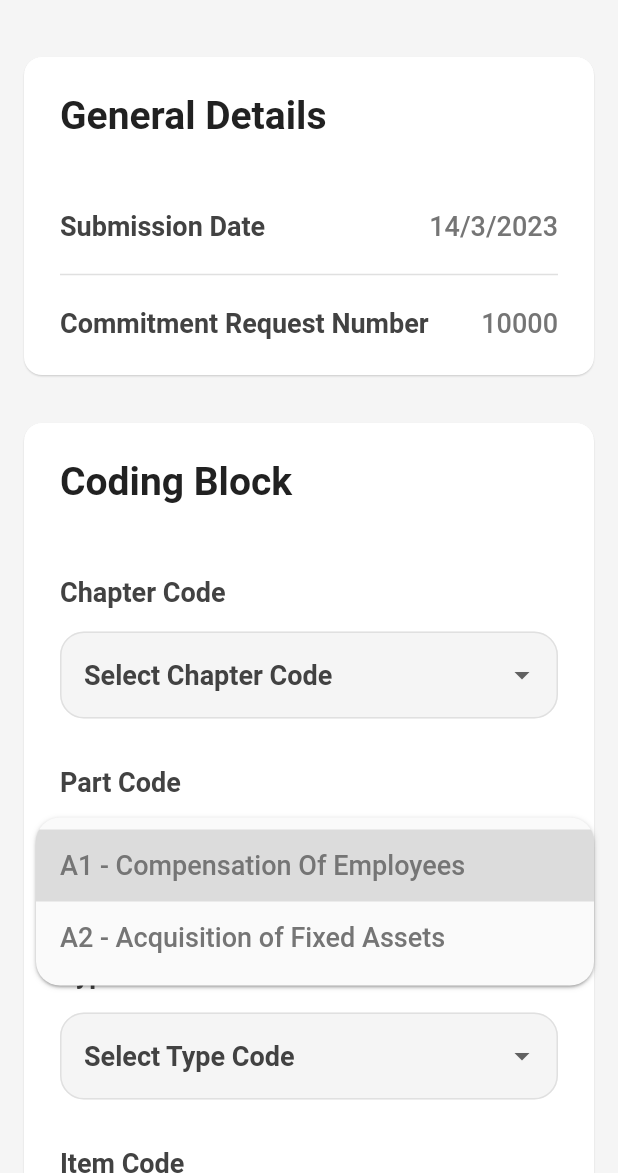
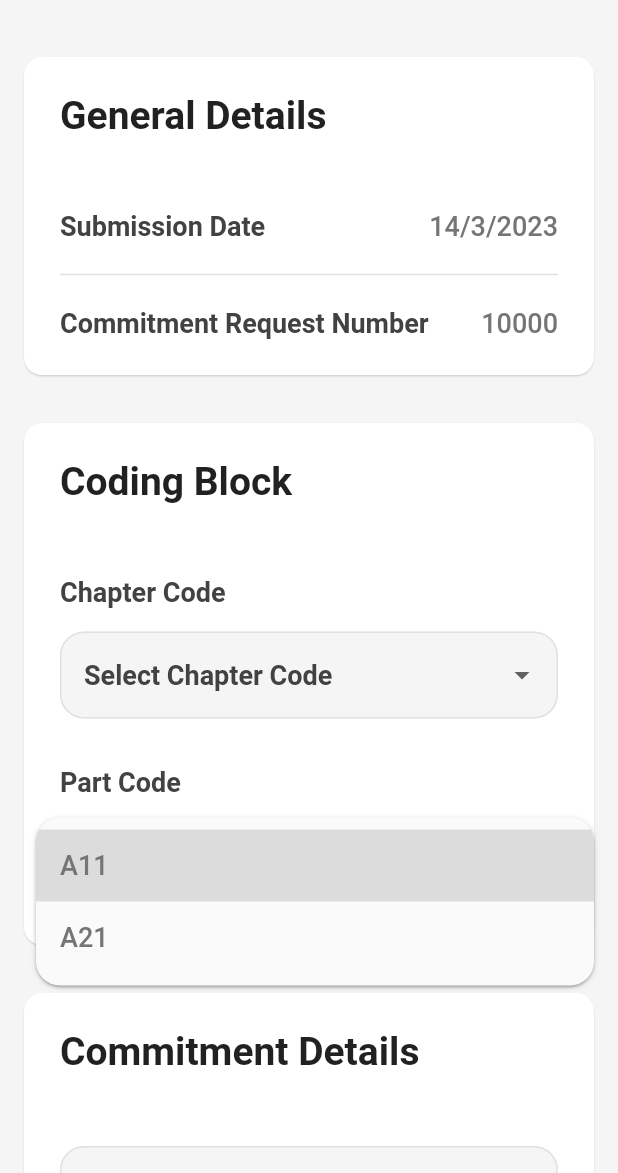
Before and after one commit to vigneshksaithal/viyukta, a Flutter app: the CommitmentForm screen opened directly, after a tap on "Select Part Code", on a phone screen of 412 x 824 dp, the part 63-1236 px from its top. Run offline on Flutter 3.47's test engine with Material 2 defaults, Android fonts, the phone set to English and light mode, and no system bars; our stand-ins replace csv, file_picker, flutter_riverpod, hive_flutter, page_transition; missing offline and left inert: encrypt; accounts and stored records are empty.

Commit message:
Reduced SMS

```diff
--- a/lib/pages/commitment_form/widgets/coding_block_card.dart
+++ b/lib/pages/commitment_form/widgets/coding_block_card.dart
@@ -8,28 +8,29 @@ class CodingBlockCard extends ConsumerWidget {
   const CodingBlockCard({super.key});
 
   static const chapterCodes = [
-    'A1 - Compensation Of Employees',
-    'A2 - Acquisition of Fixed Assets',
+    'A1',
+    'A2',
   ];
 
   static const partCodes = [
-    'A11 - Salaries In Cash',
-    'A21 - Acquisition of Tangible Fixed Assets',
+    'A11',
+    'A21',
   ];
 
-  static const typeCodes = [
-    'A111 - Salaries in Cash for Teachers',
-    'A211 - Acquisition of ICT Equipment and Software',
-  ];
+  // static const typeCodes = [
+  //   'A111 - Salaries in Cash for Teachers',
+  //   'A211 - Acquisition of ICT Equipment and Software',
+  // ];
 
-  static const itemCodes = [
-    'A1111 - Teachers Basic Salary',
-    'A2111 - Acquisition of Laptops',
-  ];
+  // static const itemCodes = [
+  //   'A1111 - Teachers Basic Salary',
+  //   'A2111 - Acquisition of Laptops',
+  // ];
 
   @override
   Widget build(BuildContext context, WidgetRef ref) {
     String? chapterCode = ref.watch(commitmentProvider).chapterCode;
+    String? partCode = ref.watch(commitmentProvider).partCode;
 
     return Card(
       child: Padding(
@@ -54,22 +55,22 @@ class CodingBlockCard extends ConsumerWidget {
               style: textTheme().labelMedium,
             ),
             const SizedBox(height: 16.0),
-            partCodeDropdownField(chapterCode, ref),
+            partCodeDropdownField(partCode, ref),
             // const Divider(),
-            const SizedBox(height: 32.0),
-            Text(
-              'Type Code',
-              style: textTheme().labelMedium,
-            ),
-            const SizedBox(height: 16.0),
-            typeCodeDropdownField(chapterCode, ref),
-            const SizedBox(height: 32.0),
-            Text(
-              'Item Code',
-              style: textTheme().labelMedium,
-            ),
-            const SizedBox(height: 16.0),
-            itemCodeDropdownField(chapterCode, ref),
+            // const SizedBox(height: 32.0),
+            // Text(
+            //   'Type Code',
+            //   style: textTheme().labelMedium,
+            // ),
+            // const SizedBox(height: 16.0),
+            // typeCodeDropdownField(chapterCode, ref),
+            // const SizedBox(height: 32.0),
+            // Text(
+            //   'Item Code',
+            //   style: textTheme().labelMedium,
+            // ),
+            // const SizedBox(height: 16.0),
+            // itemCodeDropdownField(chapterCode, ref),
           ],
         ),
       ),
@@ -133,7 +134,7 @@ class CodingBlockCard extends ConsumerWidget {
   }
 
   DropdownButtonFormField<String> partCodeDropdownField(
-      String? chapterCode, WidgetRef ref) {
+      String? partCode, WidgetRef ref) {
     return DropdownButtonFormField<String>(
       decoration: InputDecoration(
         border: OutlineInputBorder(
@@ -141,7 +142,7 @@ class CodingBlockCard extends ConsumerWidget {
         ),
         focusColor: Colors.grey[400],
       ),
-      value: chapterCode,
+      value: partCode,
       isExpanded: true,
       borderRadius: BorderRadius.circular(16.0),
       elevation: 1,
@@ -149,13 +150,13 @@ class CodingBlockCard extends ConsumerWidget {
         'Select Part Code',
         style: textTheme().labelMedium,
       ),
-      items: chapterCodes.map(buildMenuItem).toList(),
+      items: partCodes.map(buildMenuItem).toList(),
       onChanged: (value) {
-        chapterCode = value;
+        partCode = value;
 
-        ref.read(commitmentProvider.notifier).setChapterCode(chapterCode!);
+        ref.read(commitmentProvider.notifier).setPartCode(partCode!);
 
-        print(chapterCode);
+        print(partCode);
       },
     );
   }
```
Also changed, not shown: lib/pages/commitment_form/commitment_form.dart (+6 -6 lines), lib/provider/commitment.dart (+18 -14 lines).
